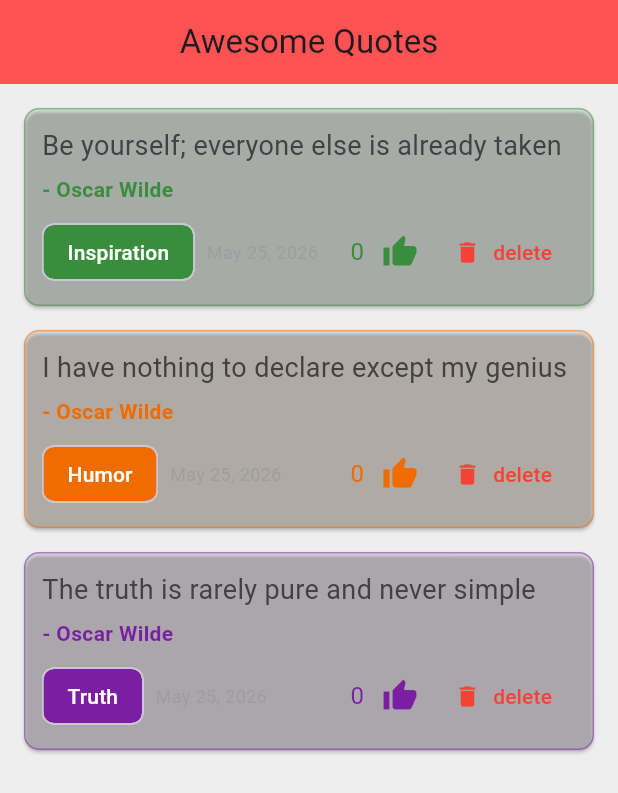
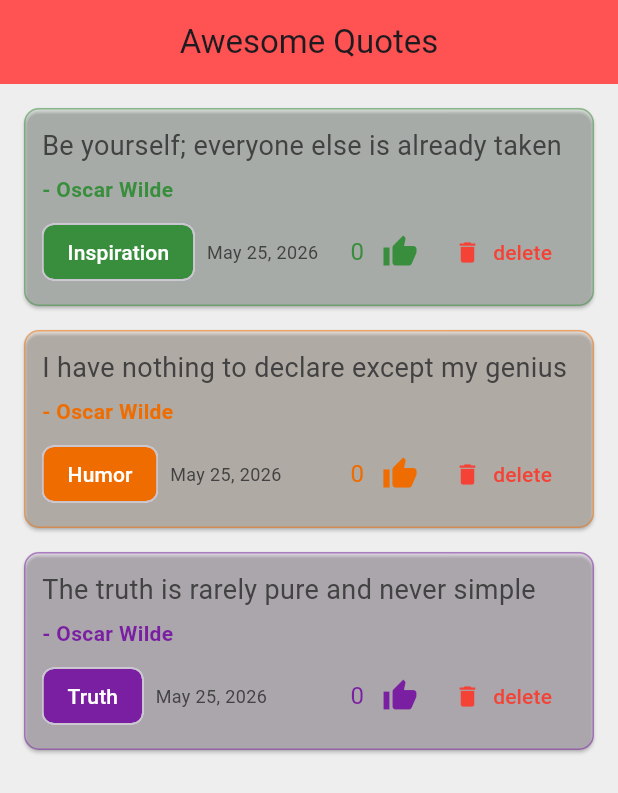
Before and after one commit to mrpatel2/quote_app_extended_Part2, a Flutter app: the screen it shows after launch, on a phone screen of 412 x 824 dp. Shown: the top 793 px of the screen. Run offline on Flutter 3.47's test engine with Material 3 defaults, Android fonts, the phone set to English and light mode, and no system bars.

Commit message:
Date color was also hard to read, so I enhanced contrast

```diff
--- a/lib/quote_card.dart
+++ b/lib/quote_card.dart
@@ -58,7 +58,7 @@ class _QuoteCardState extends State<QuoteCard> {
                       label: Text(widget.quote.category, style: const TextStyle(color: Colors.white)),
                       backgroundColor: themeColor, // category theme
                     ),
-                    Text(DateFormat('MMM d, yyyy').format(widget.quote.createdAt), style: TextStyle(color: Colors.grey[500], fontSize: 12.0)),
+                    Text(DateFormat('MMM d, yyyy').format(widget.quote.createdAt), style: TextStyle(color: Colors.grey[800], fontSize: 12.0)),
                   ],
                 ),
                 Row(
```
